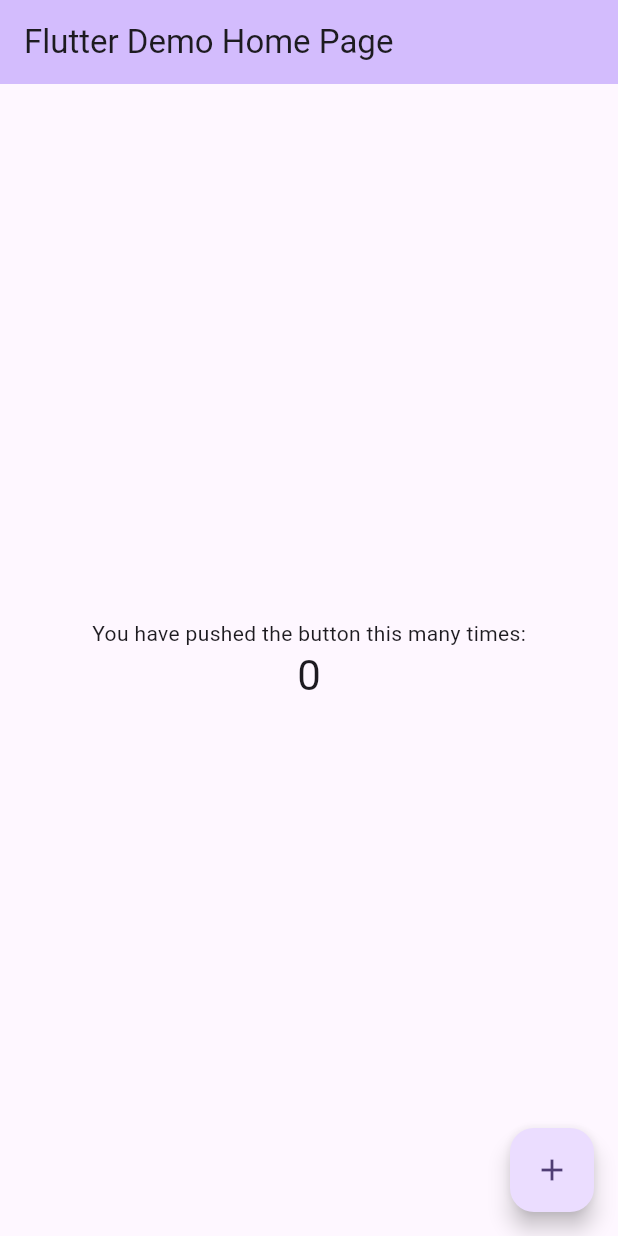
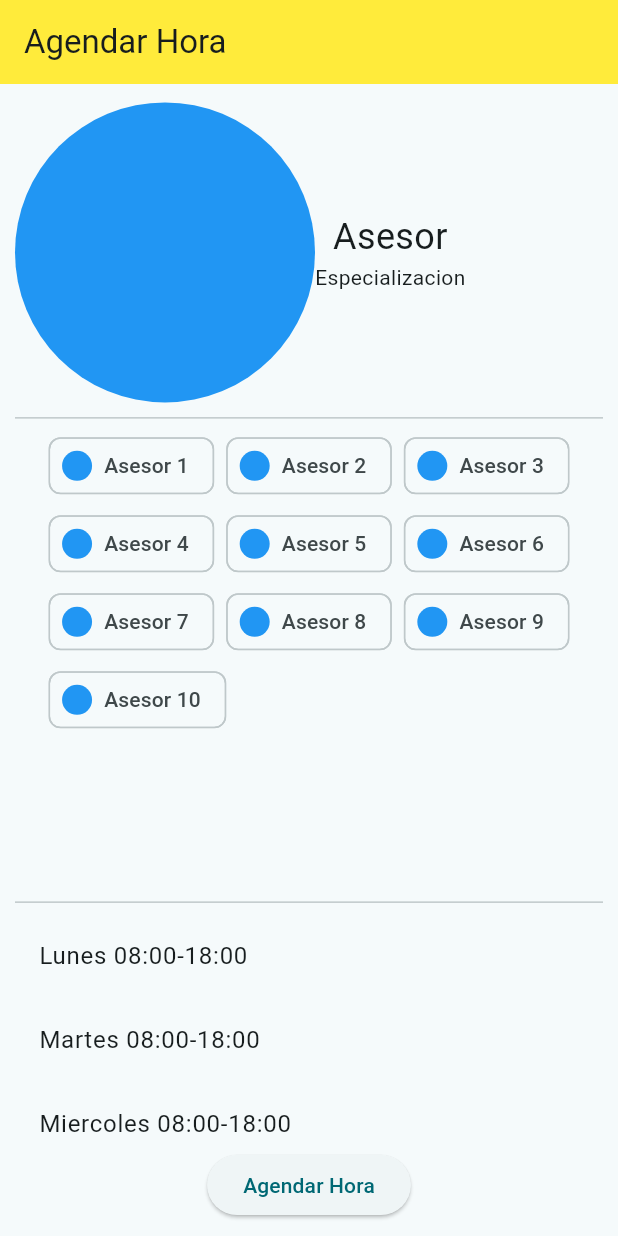
Before and after one commit to DeuxMachin/TI3_2023, a Flutter app: the screen it shows after launch, on a phone screen of 412 x 824 dp. Run offline on Flutter 3.47's test engine with Material 2 defaults, Android fonts, the phone set to English and light mode, and no system bars.

Commit message:
prueba
Prueba

```diff
--- a/appcedid/analysis_options.yaml
+++ b/appcedid/analysis_options.yaml
@@ -21,6 +21,12 @@ linter:
   # `// ignore_for_file: name_of_lint` syntax on the line or in the file
   # producing the lint.
   rules:
+    prefer_const_constructors: false
+    prefer_final_fields: false
+    use_key_in_widget_constructors: false
+    prefer_const_literals_to_create_immutables: false
+    prefer_const_constructors_in_immutables: false
+    avoid_print: false
     # avoid_print: false  # Uncomment to disable the `avoid_print` rule
     # prefer_single_quotes: true  # Uncomment to enable the `prefer_single_quotes` rule
 
--- /dev/null
+++ b/appcedid/lib/agendar_page.dart
@@ -0,0 +1,197 @@
+import 'package:flutter/material.dart';
+
+// ignore: must_be_immutable
+class AgendarPage extends StatelessWidget {
+  List<String> dates = [
+    'Lunes 08:00-18:00',
+    'Martes 08:00-18:00',
+    'Miercoles 08:00-18:00',
+    'Jueves 08:00-18:00',
+    'Viernes 08:00-18:00'
+  ];
+
+  @override
+  Widget build(BuildContext context) {
+    return Scaffold(
+      appBar: AppBar(
+        backgroundColor: Colors.yellow,
+        title: Text('Agendar Hora'),
+      ),
+      body: Container(
+        margin: EdgeInsets.all(10.0),
+        child: Column(
+          children: <Widget>[
+            // Top section
+            Expanded(
+              flex: 2,
+              child: Row(
+                children: [
+                  CircleAvatar(
+                    radius: 100.0,
+                    backgroundColor: Colors.blue,
+                  ),
+                  Column(
+                    mainAxisAlignment: MainAxisAlignment.center,
+                    children: [
+                      Text(
+                        'Asesor',
+                        style: TextStyle(fontSize: 24),
+                      ),
+                      Text('Especializacion'),
+                    ],
+                  ),
+                ],
+              ),
+            ),
+            Divider(),
+            // Middle section
+            Expanded(
+              flex: 3,
+              child: Wrap(
+                spacing: 8.0, // gap between adjacent chips
+                runSpacing: 4.0, // gap between lines
+                children: List.generate(10, (index) {
+                  return Chip(
+                    avatar: CircleAvatar(
+                      radius: 30.0,
+                      backgroundColor: Colors.blue,
+                    ),
+                    label: Text('Asesor ${index + 1}'),
+                  );
+                }).toList(),
+              ),
+            ),
+            Divider(),
+            // Bottom section
+            Expanded(
+              flex: 2,
+              child: Column(
+                children: <Widget>[
+                  // List of dates with time
+                  Expanded(
+                    child: ListView.builder(
+                      itemCount: dates.length,
+                      itemBuilder: (context, index) {
+                        return ListTile(
+                          title: Text(dates[index]),
+                        );
+                      },
+                    ),
+                  ),
+                  // Button
+                  ElevatedButton(
+                    onPressed: () {
+                      Navigator.pushNamed(context, '/calendario');
+                    },
+                    child: Text('Agendar Hora'),
+                  ),
+                ],
+              ),
+            ),
+          ],
+        ),
+      ),
+    );
+  }
+}
+
+class PagCalendario extends StatelessWidget {
+  @override
+  Widget build(BuildContext context) {
+    return Scaffold(
+      appBar: AppBar(
+        backgroundColor: Colors.yellow,
+        title: Text('Agendar Hora'),
+      ),
+      body: Container(
+        margin: EdgeInsets.all(10.0),
+        child: Column(
+          children: <Widget>[
+            // Top section
+            Expanded(
+              flex: 2,
+              child: Column(
+                children: [
+                  CircleAvatar(
+                    radius: 69.0,
+                    backgroundColor: Colors.blue,
+                  ),
+                  Text(
+                    'Reunirse con ese Asesor',
+                    style: TextStyle(fontSize: 24),
+                  ),
+                ],
+              ),
+            ),
+            Divider(),
+            // Middle section
+            Expanded(
+              flex: 3,
+              child: Container(
+                color: Colors.blue, // Placeholder for the calendar
+                child: Center(
+                  child: Text(
+                    'Aqui va el calendario',
+                    style: TextStyle(fontSize: 24),
+                  ),
+                ),
+              ),
+            ),
+            Divider(),
+            // Bottom section
+            Expanded(
+              flex: 2,
+              child: Column(
+                children: <Widget>[
+                  Text(
+                    'Cuanto tiempo necesitara?',
+                    style: TextStyle(fontSize: 24),
+                  ),
+                  Row(
+                    mainAxisAlignment: MainAxisAlignment.spaceEvenly,
+                    children: [
+                      ElevatedButton(
+                        onPressed: () {},
+                        child: Text('15 minutos'),
+                      ),
+                      ElevatedButton(
+                        onPressed: () {},
+                        child: Text('30 minutos'),
+                      ),
+                      ElevatedButton(
+                        onPressed: () {},
+                        child: Text('1 hora'),
+                      ),
+                    ],
+                  ),
+                  Expanded(
+                    child: ListView.builder(
+                      itemCount: 11, // 11 hours from 08:00 to 18:00
+                      itemBuilder: (context, index) {
+                        final hour = index + 8;
+                        return ListTile(
+                          title: Text('$hour:00'),
+                          onTap: () {
+                            // Handle hour selection
+                          },
+                        );
+                      },
+                    ),
+                  ),
+                ],
+              ),
+            ),
+            Divider(),
+            // Button
+            ElevatedButton(
+              onPressed: () {
+                // Handle button press
+              },
+              child: Text('Agendar Hora'),
+            ),
+          ],
+        ),
+      ),
+    );
+  }
+}
--- a/appcedid/lib/main.dart
+++ b/appcedid/lib/main.dart
@@ -1,125 +1,25 @@
 import 'package:flutter/material.dart';
+import 'package:appcedid/agendar_page.dart';
 
 void main() {
-  runApp(const MyApp());
+  runApp(MyApp());
 }
 
 class MyApp extends StatelessWidget {
   const MyApp({super.key});
 
-  // This widget is the root of your application.
   @override
   Widget build(BuildContext context) {
     return MaterialApp(
-      title: 'Flutter Demo',
+      title: 'Agedar',
       theme: ThemeData(
-        // This is the theme of your application.
-        //
-        // TRY THIS: Try running your application with "flutter run". You'll see
-        // the application has a blue toolbar. Then, without quitting the app,
-        // try changing the seedColor in the colorScheme below to Colors.green
-        // and then invoke "hot reload" (save your changes or press the "hot
-        // reload" button in a Flutter-supported IDE, or press "r" if you used
-        // the command line to start the app).
-        //
-        // Notice that the counter didn't reset back to zero; the application
-        // state is not lost during the reload. To reset the state, use hot
-        // restart instead.
-        //
-        // This works for code too, not just values: Most code changes can be
-        // tested with just a hot reload.
-        colorScheme: ColorScheme.fromSeed(seedColor: Colors.deepPurple),
         useMaterial3: true,
+        colorScheme: ColorScheme.fromSeed(seedColor: Colors.white),
       ),
-      home: const MyHomePage(title: 'Flutter Demo Home Page'),
+      home: AgendarPage(),
+      routes: {
+        '/calendario': (context) => PagCalendario(),
+      },
     );
   }
 }
-
-class MyHomePage extends StatefulWidget {
-  const MyHomePage({super.key, required this.title});
-
-  // This widget is the home page of your application. It is stateful, meaning
-  // that it has a State object (defined below) that contains fields that affect
-  // how it looks.
-
-  // This class is the configuration for the state. It holds the values (in this
-  // case the title) provided by the parent (in this case the App widget) and
-  // used by the build method of the State. Fields in a Widget subclass are
-  // always marked "final".
-
-  final String title;
-
-  @override
-  State<MyHomePage> createState() => _MyHomePageState();
-}
-
-class _MyHomePageState extends State<MyHomePage> {
-  int _counter = 0;
-
-  void _incrementCounter() {
-    setState(() {
-      // This call to setState tells the Flutter framework that something has
-      // changed in this State, which causes it to rerun the build method below
-      // so that the display can reflect the updated values. If we changed
-      // _counter without calling setState(), then the build method would not be
-      // called again, and so nothing would appear to happen.
-      _counter++;
-    });
-  }
-
-  @override
-  Widget build(BuildContext context) {
-    // This method is rerun every time setState is called, for instance as done
-    // by the _incrementCounter method above.
-    //
-    // The Flutter framework has been optimized to make rerunning build methods
-    // fast, so that you can just rebuild anything that needs updating rather
-    // than having to individually change instances of widgets.
-    return Scaffold(
-      appBar: AppBar(
-        // TRY THIS: Try changing the color here to a specific color (to
-        // Colors.amber, perhaps?) and trigger a hot reload to see the AppBar
-        // change color while the other colors stay the same.
-        backgroundColor: Theme.of(context).colorScheme.inversePrimary,
-        // Here we take the value from the MyHomePage object that was created by
-        // the App.build method, and use it to set our appbar title.
-        title: Text(widget.title),
-      ),
-      body: Center(
-        // Center is a layout widget. It takes a single child and positions it
-        // in the middle of the parent.
-        child: Column(
-          // Column is also a layout widget. It takes a list of children and
-          // arranges them vertically. By default, it sizes itself to fit its
-          // children horizontally, and tries to be as tall as its parent.
-          //
-          // Column has various properties to control how it sizes itself and
-          // how it positions its children. Here we use mainAxisAlignment to
-          // center the children vertically; the main axis here is the vertical
-          // axis because Columns are vertical (the cross axis would be
-          // horizontal).
-          //
-          // TRY THIS: Invoke "debug painting" (choose the "Toggle Debug Paint"
-          // action in the IDE, or press "p" in the console), to see the
-          // wireframe for each widget.
-          mainAxisAlignment: MainAxisAlignment.center,
-          children: <Widget>[
-            const Text(
-              'You have pushed the button this many times:',
-            ),
-            Text(
-              '$_counter',
-              style: Theme.of(context).textTheme.headlineMedium,
-            ),
-          ],
-        ),
-      ),
-      floatingActionButton: FloatingActionButton(
-        onPressed: _incrementCounter,
-        tooltip: 'Increment',
-        child: const Icon(Icons.add),
-      ), // This trailing comma makes auto-formatting nicer for build methods.
-    );
-  }
-}
--- a/appcedid/pubspec.yaml
+++ b/appcedid/pubspec.yaml
@@ -31,7 +31,8 @@ dependencies:
   flutter:
     sdk: flutter
 
-
+  english_words: ^4.0.0
+  provider: ^6.0.0
   # The following adds the Cupertino Icons font to your application.
   # Use with the CupertinoIcons class for iOS style icons.
   cupertino_icons: ^1.0.2
```
Also changed, not shown: appcedid/lib/elonmusk.jpg (added), appcedid/pubspec.lock.
